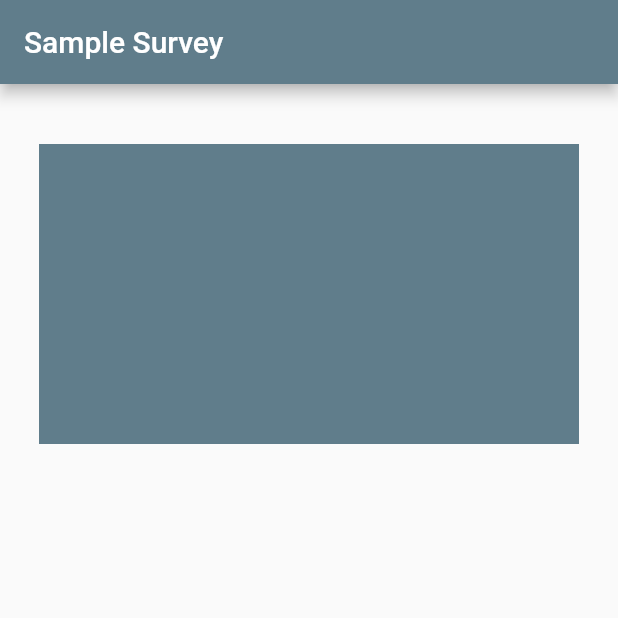
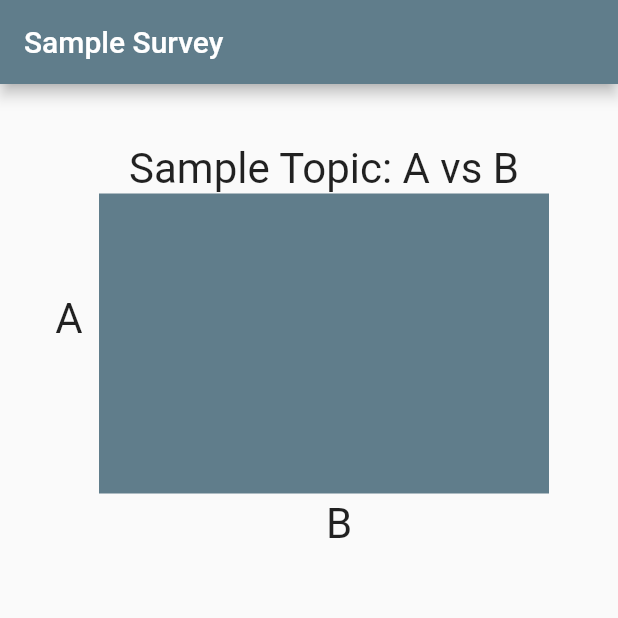
Before and after one commit to RamonVe/sample_component, a Flutter app: the screen it shows after launch, on a phone screen of 412 x 824 dp, the top half of it. Run offline on Flutter 3.47's test engine with Material 2 defaults, Android fonts, the phone set to English and light mode, and no system bars.

Commit message:
-Moved UI into its own class -Added x and y labels -Set the layout for all the widgets

```diff
--- /dev/null
+++ b/lib/SampleSurvey/sample_survey.dart
@@ -0,0 +1,119 @@
+import 'package:flutter/foundation.dart';
+import 'package:flutter/material.dart';
+
+class SampleSurvey extends StatefulWidget {
+  const SampleSurvey({Key? key, required this.title}) : super(key: key);
+
+  // This widget is the home page of the application. It is stateful, meaning
+  // that it has a State object (defined below) that contains fields that affect
+  // how it looks.
+
+  // This class is the configuration for the state. It holds the values (in this
+  // case the title) provided by the parent (in this case the App widget) and
+  // used by the build method of the State. Fields in a Widget subclass are
+  // always marked "final".
+
+  final String title;
+
+  @override
+  State<SampleSurvey> createState() => _SampleSurveyState();
+}
+
+class _SampleSurveyState extends State<SampleSurvey> {
+  double x = 0.0;
+  double y = 0.0;
+
+  void _updateCursorLocation(PointerEvent details) {
+    setState(() {
+      x = details.position.dx;
+      if (kDebugMode) {
+        print('x = ' + x.toString());
+      }
+      y = details.position.dy;
+      if (kDebugMode) {
+        print('y = ' + y.toString());
+      }
+    });
+  }
+
+  @override
+  Widget build(BuildContext context) {
+    // This method is rerun every time setState is called.
+    //
+    // The Flutter framework has been optimized to make rerunning build methods
+    // fast, so that you can just rebuild anything that needs updating rather
+    // than having to individually change instances of widgets.
+    return Scaffold(
+      appBar: AppBar(
+        // Here we take the value from the SampleSurvey object that was created by
+        // the App.build method, and use it to set our appbar title.
+        title: Text(widget.title),
+      ),
+      body: Column(
+        mainAxisAlignment: MainAxisAlignment.start,
+        crossAxisAlignment: CrossAxisAlignment.center,
+        children: [
+          Row(
+            mainAxisAlignment: MainAxisAlignment.center,
+            crossAxisAlignment: CrossAxisAlignment.center,
+            children: <Widget>[
+              Column(
+                children: const <Widget>[
+                  Padding(
+                    padding: EdgeInsets.all(20.00),
+                  ),
+                  Text(
+                    "A",
+                    textAlign: TextAlign.center,
+                    textScaleFactor: 2.0,
+                  ),
+                ],
+              ),
+              Column(
+                children: <Widget>[
+                  const Padding(
+                    padding: EdgeInsets.all(20.00),
+                  ),
+                  const Text(
+                    "Sample Topic: A vs B",
+                    textAlign: TextAlign.center,
+                    textScaleFactor: 2.0,
+                  ),
+                  ConstrainedBox(
+                    constraints: BoxConstraints.tight(
+                      const Size(300, 200),
+                    ),
+                    child: MouseRegion(
+                      cursor: SystemMouseCursors.grab,
+                      onHover: _updateCursorLocation,
+                      child: Container(
+                        color: Colors.blueGrey,
+                      ),
+                    ),
+                  ),
+                ],
+              ),
+              const Padding(
+                padding: EdgeInsets.all(10.00),
+              ),
+            ],
+          ),
+          Row(
+            mainAxisAlignment: MainAxisAlignment.center,
+            crossAxisAlignment: CrossAxisAlignment.center,
+            children: const <Widget>[
+              Padding(
+                padding: EdgeInsets.all(20.00),
+              ),
+              Text(
+                "B",
+                textAlign: TextAlign.center,
+                textScaleFactor: 2.0,
+              ),
+            ],
+          ),
+        ],
+      ),
+    );
+  }
+}
--- a/lib/main.dart
+++ b/lib/main.dart
@@ -1,12 +1,12 @@
-import 'package:flutter/foundation.dart';
 import 'package:flutter/material.dart';
+import 'SampleSurvey/sample_survey.dart';
 
 void main() {
-  runApp(const MyApp());
+  runApp(const SampleSurveyApp());
 }
 
-class MyApp extends StatelessWidget {
-  const MyApp({Key? key}) : super(key: key);
+class SampleSurveyApp extends StatelessWidget {
+  const SampleSurveyApp({Key? key}) : super(key: key);
 
   // This widget is the root of the application.
   @override
@@ -21,83 +21,3 @@ class MyApp extends StatelessWidget {
     );
   }
 }
-
-class SampleSurvey extends StatefulWidget {
-  const SampleSurvey({Key? key, required this.title}) : super(key: key);
-
-  // This widget is the home page of the application. It is stateful, meaning
-  // that it has a State object (defined below) that contains fields that affect
-  // how it looks.
-
-  // This class is the configuration for the state. It holds the values (in this
-  // case the title) provided by the parent (in this case the App widget) and
-  // used by the build method of the State. Fields in a Widget subclass are
-  // always marked "final".
-
-  final String title;
-
-  @override
-  State<SampleSurvey> createState() => _SampleSurveyState();
-}
-
-class _SampleSurveyState extends State<SampleSurvey> {
-  double x = 0.0;
-  double y = 0.0;
-
-  void _updateCursorLocation(PointerEvent details) {
-    setState(() {
-      x = details.position.dx;
-      if (kDebugMode) {
-        print('x = ' + x.toString());
-      }
-      y = details.position.dy;
-      if (kDebugMode) {
-        print('y = ' + y.toString());
-      }
-    });
-  }
-
-  @override
-  Widget build(BuildContext context) {
-    // This method is rerun every time setState is called, for instance as done
-    // by the _incrementCounter method above.
-    //
-    // The Flutter framework has been optimized to make rerunning build methods
-    // fast, so that you can just rebuild anything that needs updating rather
-    // than having to individually change instances of widgets.
-    return Scaffold(
-      appBar: AppBar(
-        // Here we take the value from the SampleSurvey object that was created by
-        // the App.build method, and use it to set our appbar title.
-        title: Text(widget.title),
-      ),
-      body: Center(
-        // Center is a layout widget. It takes a single child and positions it
-        // in the middle of the parent.
-        child: LayoutBuilder(
-          builder: (context, constraints) {
-            // var parentHeight = constraints.maxHeight;
-            // var parentWidth = constraints.maxWidth;
-            return Column(
-                crossAxisAlignment: CrossAxisAlignment.start,
-                mainAxisAlignment: MainAxisAlignment.start,
-                children: [
-                  const Padding(padding: EdgeInsets.all(20.00)),
-                  ConstrainedBox(
-                    constraints: BoxConstraints.tight(const Size(360, 200)),
-                    child: MouseRegion(
-                      cursor: SystemMouseCursors.grab,
-                      onHover: _updateCursorLocation,
-                      child: Container(
-                        color: Colors.blueGrey,
-                      ),
-                    ),
-                  ),
-                ],
-              );
-          },
-        ),
-      ),
-    );
-  }
-}
```
Also changed, not shown: 1 other file.
